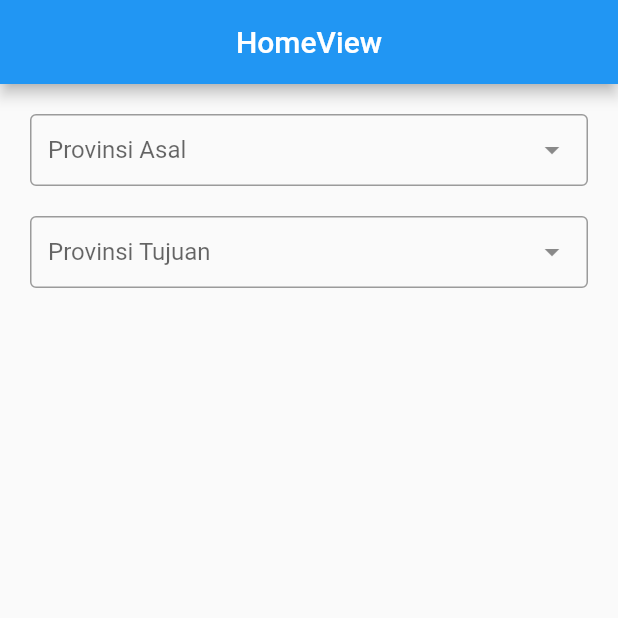
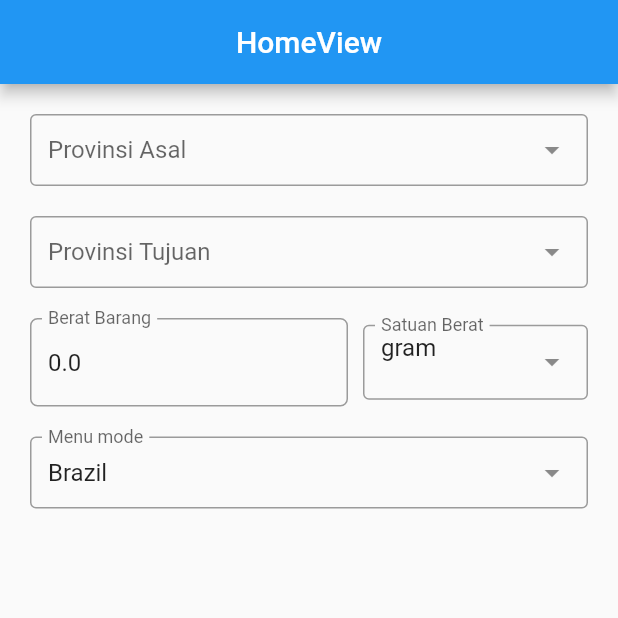
Before and after one commit to Bayu-Pasifik/ongkir, a Flutter app: the screen it shows after launch, on a phone screen of 412 x 824 dp, the top half of it. Run offline on Flutter 3.47's test engine with Material 2 defaults, Android fonts, the phone set to English and light mode, and no system bars; drawn by our look-alikes of dropdown_search; our stand-ins replace get.

Commit message:
menambahkan class berat barang dan kurir awal

```diff
--- a/lib/app/modules/home/controllers/home_controller.dart
+++ b/lib/app/modules/home/controllers/home_controller.dart
@@ -1,3 +1,4 @@
+import 'package:flutter/cupertino.dart';
 import 'package:get/get.dart';
 
 class HomeController extends GetxController {
@@ -9,4 +10,111 @@ class HomeController extends GetxController {
 
   var kotaAsalId = 0.obs;
   var kotaTujuan = 0.obs;
+
+  double berat = 0.0;
+  String satuan = "gram";
+
+  void ubahBerat(String value) {
+    berat = double.tryParse(value) ?? 0.0;
+    String cekSatuan = satuan;
+
+    switch (cekSatuan) {
+      case "ton":
+        berat = berat * 1000000;
+        break;
+      case "kwintal":
+        berat = berat * 100000;
+        break;
+      case "ons":
+        berat = berat * 100;
+        break;
+      case "lbs":
+        berat = berat * 2204.62;
+        break;
+      case "pound":
+        berat = berat * 2204.62;
+        break;
+      case "kg":
+        berat = berat * 1000;
+        break;
+      case "hg":
+        berat = berat * 100;
+        break;
+      case "dag":
+        berat = berat * 10;
+        break;
+      case "gram":
+        berat = berat;
+        break;
+      case "dg":
+        berat = berat / 10;
+        break;
+      case "cg":
+        berat = berat / 100;
+        break;
+      case "mg":
+        berat = berat / 1000;
+        break;
+      default:
+        berat = berat;
+    }
+
+    print("$berat gram");
+    debugPrint("$berat gram");
+  }
+
+  void ubahSatuan(String value) {
+    berat = double.tryParse(beratController.text) ?? 0.0;
+    switch (value) {
+      case "ton":
+        berat = berat * 1000000;
+        break;
+      case "kwintal":
+        berat = berat * 100000;
+        break;
+      case "ons":
+        berat = berat * 100;
+        break;
+      case "lbs":
+        berat = berat * 2204.62;
+        break;
+      case "pound":
+        berat = berat * 2204.62;
+        break;
+      case "kg":
+        berat = berat * 1000;
+        break;
+      case "hg":
+        berat = berat * 100;
+        break;
+      case "dag":
+        berat = berat * 10;
+        break;
+      case "gram":
+        berat = berat;
+        break;
+      case "dg":
+        berat = berat / 10;
+        break;
+      case "cg":
+        berat = berat / 100;
+        break;
+      case "mg":
+        berat = berat / 1000;
+        break;
+      default:
+        berat = berat;
+    }
+
+    satuan = value;
+    debugPrint("$berat gram");
+  }
+
+  late TextEditingController beratController;
+
+  @override
+  void onInit() {
+    beratController = TextEditingController(text: "$berat");
+    super.onInit();
+  }
 }
--- a/lib/app/modules/home/views/home_view.dart
+++ b/lib/app/modules/home/views/home_view.dart
@@ -1,5 +1,7 @@
 import 'package:flutter/material.dart';
 import 'package:get/get.dart';
+import 'package:ongkir/app/modules/home/views/widgets/berat.dart';
+import 'package:ongkir/app/modules/home/views/widgets/kurir.dart';
 import '../controllers/home_controller.dart';
 import 'widgets/kota.dart';
 import 'widgets/provinsi.dart';
@@ -37,6 +39,8 @@ class HomeView extends GetView<HomeController> {
                       provId: controller.provTujuanId.value,
                     ),
             ),
+            BeratBarang(),
+            Kurir()
           ],
         ));
   }
--- /dev/null
+++ b/lib/app/modules/home/views/widgets/berat.dart
@@ -0,0 +1,64 @@
+import 'package:dropdown_search/dropdown_search.dart';
+import 'package:flutter/material.dart';
+import 'package:get/get.dart';
+import 'package:ongkir/app/modules/home/controllers/home_controller.dart';
+
+class BeratBarang extends GetView<HomeController> {
+  const BeratBarang({Key? key}) : super(key: key);
+
+  @override
+  Widget build(BuildContext context) {
+    return Padding(
+      padding: const EdgeInsets.only(bottom: 20),
+      child: Row(
+        children: [
+          Expanded(
+              child: TextField(
+            keyboardType: TextInputType.numberWithOptions(decimal: true),
+            autocorrect: false,
+            controller: controller.beratController,
+            decoration: InputDecoration(
+                hintText: "Berat Barang",
+                labelText: "Berat Barang",
+                border:
+                    OutlineInputBorder(borderRadius: BorderRadius.circular(5))),
+            onChanged: (value) => controller.ubahBerat(value),
+          )),
+          SizedBox(
+            width: 10,
+          ),
+          Container(
+            width: 150,
+            child: DropdownSearch<String>(
+              selectedItem: "gram",
+              mode: Mode.BOTTOM_SHEET,
+              showSelectedItem: true,
+              items: [
+                "ton",
+                "kwintal",
+                "ons",
+                "lbs",
+                "pound",
+                "kg",
+                "hg",
+                "dag",
+                "gram",
+                "dg",
+                "cg",
+                "mg"
+              ],
+              showSearchBox: true,
+              searchBoxDecoration: InputDecoration(
+                  hintText: "Cari satuan berat",
+                  labelText: "Satuan Berat",
+                  border: OutlineInputBorder()),
+              label: "Satuan Berat",
+              hint: "Satuan Berat",
+              onChanged: (value) => controller.ubahSatuan(value!),
+            ),
+          )
+        ],
+      ),
+    );
+  }
+}
--- /dev/null
+++ b/lib/app/modules/home/views/widgets/kurir.dart
@@ -0,0 +1,21 @@
+import 'dart:convert';
+
+import 'package:dropdown_search/dropdown_search.dart';
+import 'package:flutter/material.dart';
+import 'package:get/get.dart';
+import 'package:ongkir/app/modules/home/controllers/home_controller.dart';
+
+class Kurir extends GetView<HomeController> {
+  @override
+  Widget build(BuildContext context) {
+    return DropdownSearch<String>(
+        mode: Mode.MENU,
+        showSelectedItem: true,
+        items: ["Brazil", "Italia (Disabled)", "Tunisia", 'Canada'],
+        label: "Menu mode",
+        hint: "country in menu mode",
+        popupItemDisabled: (String s) => s.startsWith('I'),
+        onChanged: print,
+        selectedItem: "Brazil");
+  }
+}
```
Also changed, not shown: 1 other file.
